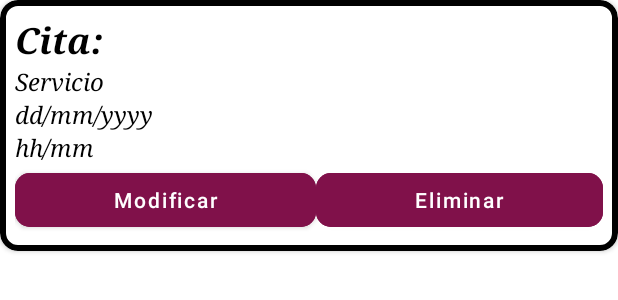
After one commit to jvanhub/TiendaAppAdmin, an Android app: the layout list_element_citas.xml on its own in the app's theme, with its tools: preview values and no code run, on a phone screen of 412 x 824 dp. The commit adds this screen. Shown: the top 300 px of the screen. Run offline under Robolectric (Android 15) with nearby library versions, the phone set to English and light mode, and no system bars.

Commit message:
Nueva v1

```diff
--- /dev/null
+++ b/app/src/main/res/layout/list_element_citas.xml
@@ -0,0 +1,88 @@
+<?xml version="1.0" encoding="utf-8"?>
+<androidx.cardview.widget.CardView xmlns:android="http://schemas.android.com/apk/res/android"
+    xmlns:app="http://schemas.android.com/apk/res-auto"
+    android:layout_width="match_parent"
+    android:layout_height="wrap_content"
+    app:cardCornerRadius="12dp">
+
+    <LinearLayout
+        android:layout_width="match_parent"
+        android:layout_height="match_parent"
+        android:orientation="vertical"
+        android:background="@drawable/bordes_redondos"
+        >
+
+        <TextView
+            android:id="@+id/textViewCitasCard2"
+            android:layout_width="match_parent"
+            android:layout_height="wrap_content"
+            android:fontFamily="serif"
+            android:text="@string/citaCard"
+            android:textAlignment="viewStart"
+            android:textColor="#000000"
+            android:textSize="24sp"
+            android:textStyle="bold|italic" />
+
+        <TextView
+            android:id="@+id/textViewServicio2"
+            android:layout_width="match_parent"
+            android:layout_height="wrap_content"
+            android:text="@string/mostrarServicio"
+            android:fontFamily="serif"
+            android:textColor="#000000"
+            android:textStyle="italic"
+            android:textSize="16sp"/>
+
+        <TextView
+            android:id="@+id/textViewFechaCard2"
+            android:layout_width="match_parent"
+            android:layout_height="wrap_content"
+            android:fontFamily="serif"
+            android:text="@string/mostrarFechaCard"
+            android:textColor="#000000"
+            android:textSize="16sp"
+            android:textStyle="italic" />
+
+        <Space
+            android:layout_width="match_parent"
+            android:layout_height="wrap_content" />
+
+        <TextView
+            android:id="@+id/textViewHoraCard2"
+            android:layout_width="match_parent"
+            android:layout_height="wrap_content"
+            android:fontFamily="serif"
+            android:text="@string/mostrarHoraCard"
+            android:textColor="#000000"
+            android:textColorHint="#000000"
+            android:textSize="16sp"
+            android:textStyle="italic" />
+        <LinearLayout
+            android:layout_width="match_parent"
+            android:layout_height="match_parent"
+            android:orientation="horizontal">
+
+            <Button
+                android:id="@+id/buttonModifi"
+                android:layout_width="wrap_content"
+                android:layout_height="wrap_content"
+                android:layout_weight="1"
+                android:backgroundTint="#80114A"
+                android:text="@string/modificarCita"
+                android:textAllCaps="false"
+                app:cornerRadius="10dp"/>
+
+            <Button
+                android:id="@+id/buttonDelet"
+                android:layout_width="wrap_content"
+                android:layout_height="wrap_content"
+                android:layout_weight="1"
+                android:backgroundTint="#80114A"
+                android:text="@string/eliminarCita"
+                android:textAllCaps="false"
+                app:cornerRadius="10dp" />
+        </LinearLayout>
+
+    </LinearLayout>
+
+</androidx.cardview.widget.CardView>
--- a/app/src/main/res/values/strings.xml
+++ b/app/src/main/res/values/strings.xml
@@ -69,6 +69,12 @@
     <string name="telefonoPerfil2"></string>
     <string name="emailPerfil">Email:</string>
 
+    <string name="mostrarFechaCard">dd/mm/yyyy</string>
+    <string name="mostrarHoraCard">hh/mm</string>
+    <string name="citaCard">Cita:</string>
+    <string name="mostrarServicio">Servicio</string>
+
+
     <string name="introNuEmail">Introduzca nuevo email</string>
     <string name="confirmNuEmail">Confirmar nuevo email</string>
 
```
Also changed, not shown: app/src/main/AndroidManifest.xml (+9 -6 lines), app/src/main/java/com/noanails/tiendaappadmin/Citas.java (+24 -60 lines), app/src/main/java/com/noanails/tiendaappadmin/ListAdapterCitas.java (added, +107 -0 lines), app/src/main/java/com/noanails/tiendaappadmin/ListElement_Citas.java (added, +49 -0 lines), app/src/main/java/com/noanails/tiendaappadmin/Modificar_Citas.java (added, +14 -0 lines), app/src/main/res/layout/activity_citas.xml (+0 -15 lines), app/src/main/res/layout/activity_modificar_citas.xml (added, +9 -0 lines).
